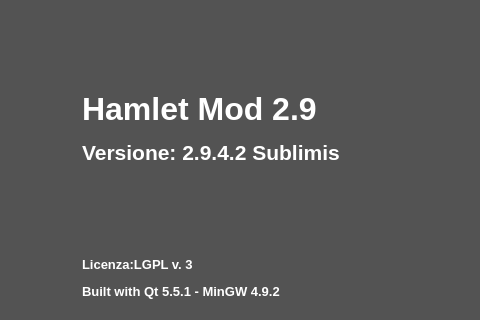
First picture: the form in mainwindow.ui, repository fblabs/HamletMODSF, before the edit; both pictures show x 415 to 895 and y 0 to 320 of the 1112 by 780 pixel window.
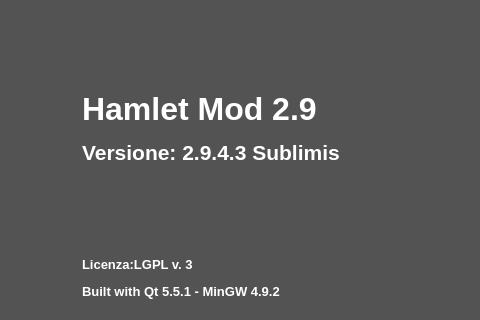
Second picture: the form after the edit. Icons and pictures are not drawn.

```diff
--- a/mainwindow.ui
+++ b/mainwindow.ui
@@ -548,7 +548,7 @@
          <enum>QFrame::NoFrame</enum>
         </property>
         <property name="text">
-         <string>&lt;html&gt;&lt;head/&gt;&lt;body&gt;&lt;p&gt;&lt;span style=&quot; font-size:24pt; font-weight:600;&quot;&gt;Hamlet Mod 2.9&lt;/span&gt;&lt;/p&gt;&lt;p&gt;&lt;span style=&quot; font-size:16pt; font-weight:600;&quot;&gt;Versione: 2.9.4.2 Sublimis&lt;/span&gt;&lt;/p&gt;&lt;p&gt;&lt;br/&gt;&lt;/p&gt;&lt;p&gt;&lt;br/&gt;&lt;/p&gt;&lt;p&gt;&lt;span style=&quot; font-size:10pt; font-weight:600;&quot;&gt;Licenza:LGPL v. 3&lt;/span&gt;&lt;/p&gt;&lt;p&gt;&lt;span style=&quot; font-size:10pt; font-weight:600;&quot;&gt;Built with Qt 5.5.1 - MinGW 4.9.2&lt;/span&gt;&lt;/p&gt;&lt;p&gt;&lt;br/&gt;&lt;/p&gt;&lt;p&gt;&lt;br/&gt;&lt;/p&gt;&lt;p&gt;&lt;span style=&quot; font-size:10pt;&quot;&gt;© FBLABS 2015-2020&lt;/span&gt;&lt;/p&gt;&lt;p&gt;&lt;br/&gt;&lt;/p&gt;&lt;/body&gt;&lt;/html&gt;</string>
+         <string>&lt;html&gt;&lt;head/&gt;&lt;body&gt;&lt;p&gt;&lt;span style=&quot; font-size:24pt; font-weight:600;&quot;&gt;Hamlet Mod 2.9&lt;/span&gt;&lt;/p&gt;&lt;p&gt;&lt;span style=&quot; font-size:16pt; font-weight:600;&quot;&gt;Versione: 2.9.4.3 Sublimis&lt;/span&gt;&lt;/p&gt;&lt;p&gt;&lt;br/&gt;&lt;/p&gt;&lt;p&gt;&lt;br/&gt;&lt;/p&gt;&lt;p&gt;&lt;span style=&quot; font-size:10pt; font-weight:600;&quot;&gt;Licenza:LGPL v. 3&lt;/span&gt;&lt;/p&gt;&lt;p&gt;&lt;span style=&quot; font-size:10pt; font-weight:600;&quot;&gt;Built with Qt 5.5.1 - MinGW 4.9.2&lt;/span&gt;&lt;/p&gt;&lt;p&gt;&lt;br/&gt;&lt;/p&gt;&lt;p&gt;&lt;br/&gt;&lt;/p&gt;&lt;p&gt;&lt;span style=&quot; font-size:10pt;&quot;&gt;© FBLABS 2015-2020&lt;/span&gt;&lt;/p&gt;&lt;p&gt;&lt;br/&gt;&lt;/p&gt;&lt;/body&gt;&lt;/html&gt;</string>
         </property>
         <property name="scaledContents">
          <bool>false</bool>
```
